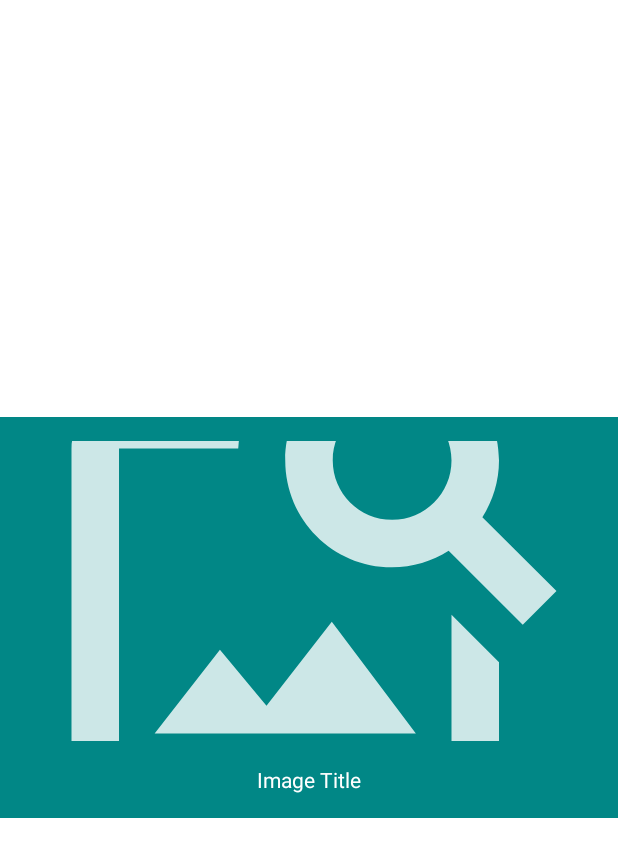
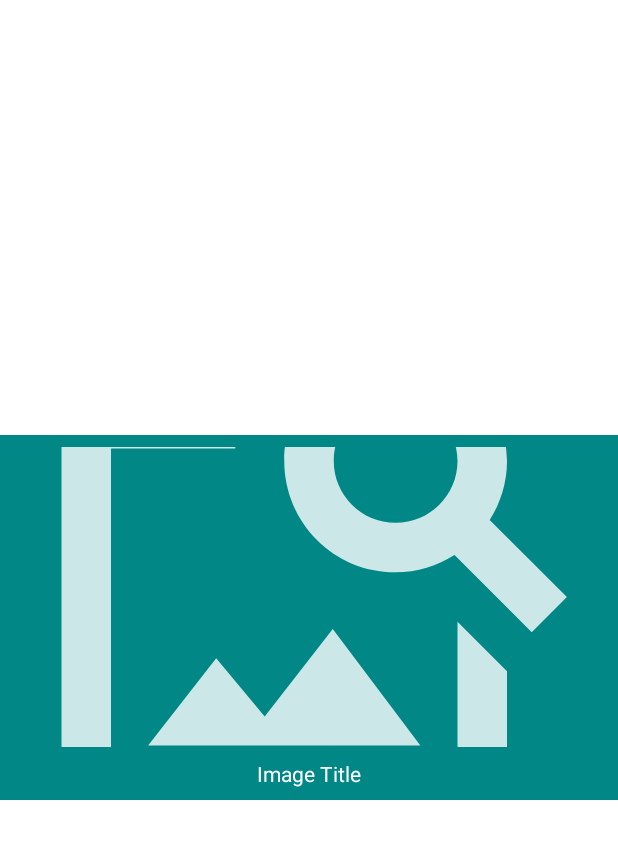
Before and after one commit to AElkhami/FlickerImageSearch, an Android app: the layout photo_item.xml on its own in the app's theme, with its tools: preview values and no code run, on a phone screen of 412 x 824 dp. Shown: the top 857 px of the screen. Run offline under Robolectric (Android 15) with nearby library versions, the phone set to English and light mode, and no system bars.

Commit message:
*UI/UX enhancements. *Code refactoring and decoupling some code.

```diff
--- a/app/src/main/res/layout/photo_item.xml
+++ b/app/src/main/res/layout/photo_item.xml
@@ -11,10 +11,10 @@
         android:id="@+id/imageView"
         android:layout_width="0dp"
         android:layout_height="@dimen/image_view_item"
-        android:layout_marginStart="@dimen/default_margin"
-        android:layout_marginTop="@dimen/default_margin"
-        android:layout_marginEnd="@dimen/default_margin"
-        android:layout_marginBottom="@dimen/default_margin"
+        android:layout_marginStart="@dimen/small_margin"
+        android:layout_marginTop="@dimen/small_margin"
+        android:layout_marginEnd="@dimen/small_margin"
+        android:layout_marginBottom="@dimen/small_margin"
         android:contentDescription="@string/image_view"
         android:scaleType="centerCrop"
         app:layout_constraintBottom_toTopOf="@+id/imageTitle"
@@ -27,9 +27,9 @@
         android:id="@+id/imageTitle"
         android:layout_width="@dimen/match_constraint"
         android:layout_height="wrap_content"
-        android:layout_marginStart="@dimen/default_margin"
-        android:layout_marginEnd="@dimen/default_margin"
-        android:layout_marginBottom="@dimen/default_margin"
+        android:layout_marginStart="@dimen/small_margin"
+        android:layout_marginEnd="@dimen/small_margin"
+        android:layout_marginBottom="@dimen/small_margin"
         android:gravity="center"
         android:maxLines="@integer/maxImageTitleLines"
         android:textColor="@color/white"
--- a/app/src/main/res/values/dimens.xml
+++ b/app/src/main/res/values/dimens.xml
@@ -3,6 +3,7 @@
     <dimen name="image_view_item">200dp</dimen>
     <dimen name="default_margin">16dp</dimen>
     <dimen name="small_margin">8dp</dimen>
+    <dimen name="very_small_margin">4dp</dimen>
     <dimen name="recycler_item_margin">8dp</dimen>
     <dimen name="match_constraint">0dp</dimen>
     <dimen name="large_image_size">300dp</dimen>
```
Also changed, not shown: app/src/main/java/com/elkhami/flickerimagesearch/data/remote/responses/Photo.kt (+10 -9 lines), app/src/main/java/com/elkhami/flickerimagesearch/view/adapter/PhotoAdapter.kt (+1 -8 lines), app/src/main/java/com/elkhami/flickerimagesearch/view/imagesearch/viewmodel/PhotoSearchViewModel.kt (+14 -1 lines), app/src/main/res/layout/main_tool_bar.xml (+3 -4 lines).
